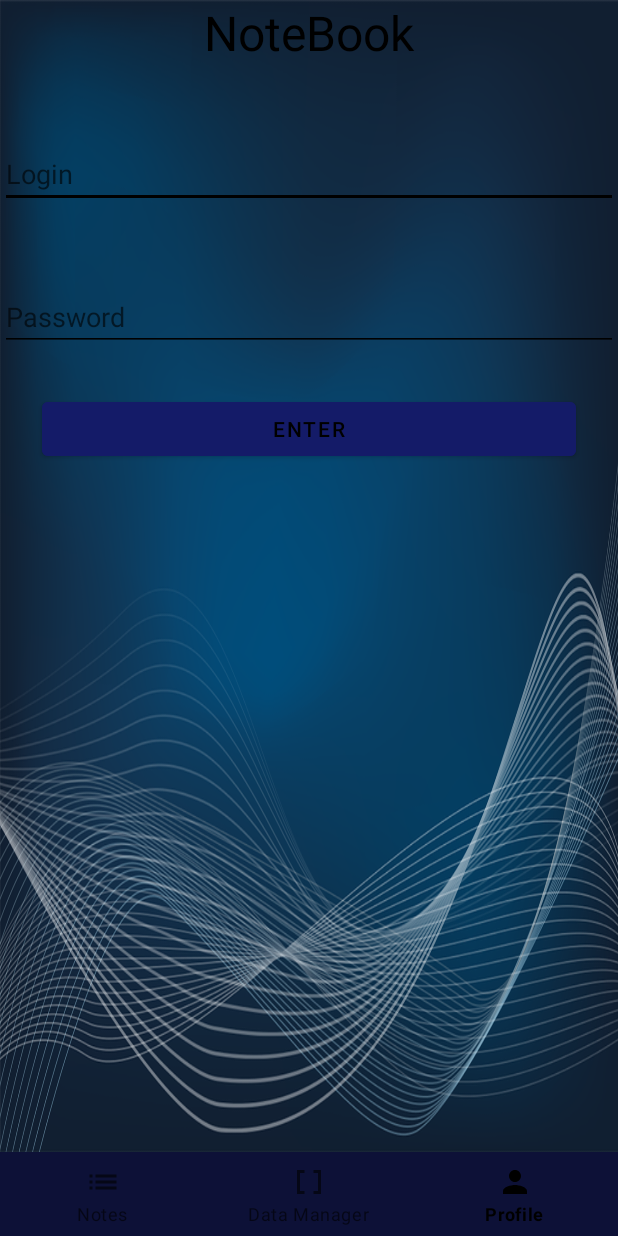
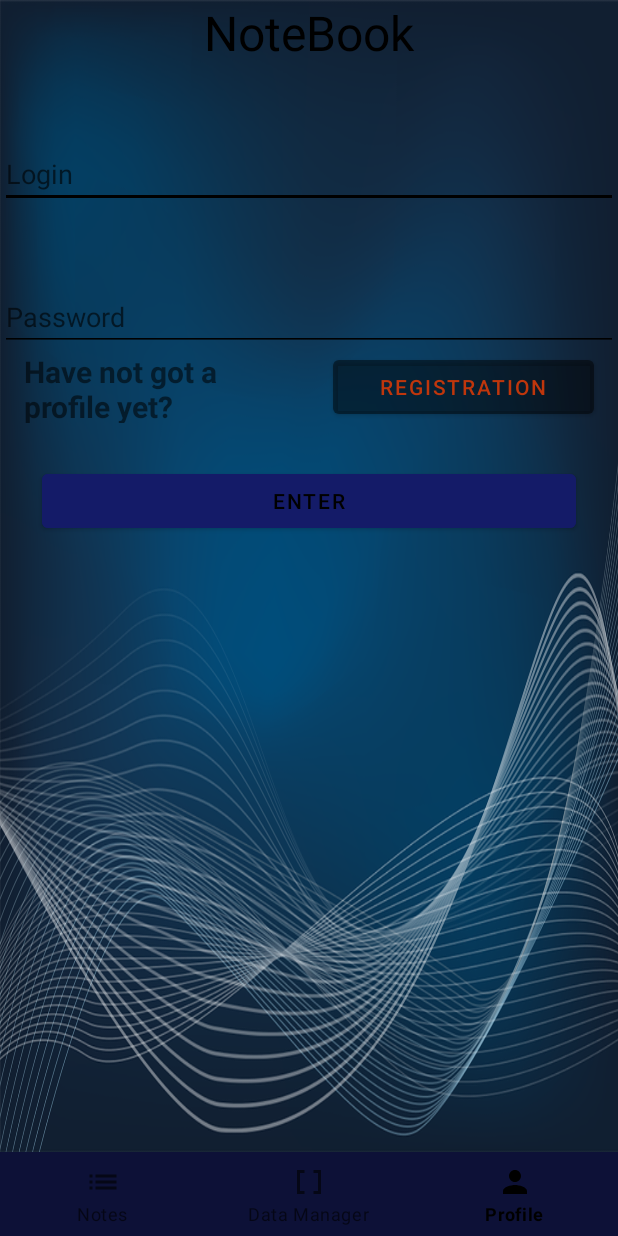
Before and after one commit to PavelB24/NotesK, an Android app: the screen it shows after launch (NotesActivity), on a phone screen of 412 x 824 dp. Run offline under Robolectric (Android 15) with nearby library versions, the phone set to English and light mode, and no system bars; our stand-ins replace Firebase (no records; nobody signed in at launch, a user with empty details on screens opened directly), Room's generated code.

Commit message:
Сохранение настроек и другие плюшки, что успел сделать

```diff
--- a/app/src/main/java/ru/barinov/notes/domain/Internet.kt
+++ b/app/src/main/java/ru/barinov/notes/domain/Internet.kt
@@ -1,5 +1,4 @@
 package ru.barinov.notes.domain
 
 class Internet {
-    val isLogged: Boolean = false
 }
--- a/app/src/main/java/ru/barinov/notes/domain/Router.kt
+++ b/app/src/main/java/ru/barinov/notes/domain/Router.kt
@@ -1,6 +1,7 @@
 package ru.barinov.notes.domain
 
 class Router {
+    var isLogged = false
     private var id: String? = null
 
     fun setId(id: String){
--- a/app/src/main/java/ru/barinov/notes/ui/Application.kt
+++ b/app/src/main/java/ru/barinov/notes/ui/Application.kt
@@ -2,6 +2,7 @@ package ru.barinov.notes.ui;
 import android.app.Application
 import android.content.Context
 import androidx.room.Room
+import com.google.firebase.firestore.FirebaseFirestore
 import ru.barinov.notes.domain.*
 import ru.barinov.notes.domain.Iterator
 
@@ -11,21 +12,18 @@ class Application : Application() {
     val router= Router()
     val cache= Iterator()
     val  internet = Internet()
-    lateinit var dataBase: DataBase
+    lateinit var localDataBase: DataBase
 
 
     override fun onCreate() {
-       dataBase = Room.databaseBuilder(
+        val fDataBase = FirebaseFirestore.getInstance()
+       localDataBase = Room.databaseBuilder(
             this,
             DataBase::class.java, "notes_database").allowMainThreadQueries().build()
         super.onCreate()
     }
 }
 
-val Context.application: ru.barinov.notes.ui.Application
-get() = applicationContext as ru.barinov.notes.ui.Application
-
-
 fun Context.application(): ru.barinov.notes.ui.Application{
     return applicationContext as ru.barinov.notes.ui.Application
 }
--- a/app/src/main/java/ru/barinov/notes/ui/notesActivity/NoteActivityPresenter.kt
+++ b/app/src/main/java/ru/barinov/notes/ui/notesActivity/NoteActivityPresenter.kt
@@ -1,14 +1,9 @@
 package ru.barinov.notes.ui.notesActivity
 
-import android.content.Context.MODE_PRIVATE
 import android.content.res.Configuration
-import android.util.Log
 import androidx.fragment.app.FragmentManager
 import com.google.android.material.bottomnavigation.BottomNavigationView
-import com.squareup.moshi.Moshi
-import com.squareup.moshi.kotlin.reflect.KotlinJsonAdapterFactory
 import ru.barinov.R
-import ru.barinov.notes.domain.NoteEntity
 import ru.barinov.notes.domain.NotesRepository
 import ru.barinov.notes.ui.Application
 import ru.barinov.notes.ui.dataManagerFragment.DataManagerFragment
@@ -18,9 +13,6 @@ import ru.barinov.notes.ui.noteViewFragment.NoteViewFragment
 import ru.barinov.notes.ui.profileFragment.ProfileFragment
 import java.io.File
 import java.io.IOException
-import java.io.ObjectInputStream
-import java.io.ObjectOutputStream
-import java.util.ArrayList
 
 class NoteActivityPresenter : NotesActivityContract.NoteActivityPresenterInterface {
     private var view: NotesActivity? = null
@@ -67,7 +59,7 @@ class NoteActivityPresenter : NotesActivityContract.NoteActivityPresenterInterfa
     }
 
     override fun toInitNotesInRepository() {
-        (view!!.application as Application).repository.addAll((view!!.application as Application).dataBase.noteDao().getAllNotes())
+        (view!!.application as Application).repository.addAll((view!!.application as Application).localDataBase.noteDao().getAllNotes())
 
 
         //Старый метод, шпаргалка по Moshi
@@ -104,7 +96,7 @@ class NoteActivityPresenter : NotesActivityContract.NoteActivityPresenterInterfa
     }
 
     private fun setStartFragment(bottomNavigationItemView: BottomNavigationView) {
-        if ((view?.application as Application).internet.isLogged) {
+        if ((view?.application as Application).router.isLogged) {
             bottomNavigationItemView.selectedItemId = R.id.notes_item_menu
         } else {
             bottomNavigationItemView.selectedItemId = R.id.profile_item_menu
--- a/app/src/main/java/ru/barinov/notes/ui/profileFragment/ProfileFragment.kt
+++ b/app/src/main/java/ru/barinov/notes/ui/profileFragment/ProfileFragment.kt
@@ -1,30 +1,48 @@
 package ru.barinov.notes.ui.profileFragment
 
+import android.content.res.Configuration
 import android.os.Bundle
 import android.view.LayoutInflater
 import android.view.View
 import android.view.ViewGroup
+import android.widget.Button
 import androidx.fragment.app.Fragment
 import ru.barinov.R
-import ru.barinov.databinding.ProfileLayoutBinding
+import ru.barinov.databinding.ProfileEnterLayoutBinding
+import ru.barinov.notes.ui.Application
+import ru.barinov.notes.ui.application
 import ru.barinov.notes.ui.notesActivity.NotesActivity
 import java.util.regex.Pattern
 
 
 class ProfileFragment: Fragment() {
-    private lateinit var binding: ProfileLayoutBinding
+    private lateinit var binding: ProfileEnterLayoutBinding
+    private lateinit var enterButton: Button
+    private lateinit var registrationButton: Button
 
     override fun onCreateView(
         inflater: LayoutInflater,
         container: ViewGroup?,
         savedInstanceState: Bundle?
     ): View {
-        binding = ProfileLayoutBinding.inflate(inflater, container, false)
+        binding = ProfileEnterLayoutBinding.inflate(inflater, container, false)
         return binding.root
     }
 
     override fun onViewCreated(view: View, savedInstanceState: Bundle?) {
         (requireActivity() as NotesActivity).bottomNavigationItemView.setBackgroundColor(resources.getColor(R.color.deep_blue_2))
+        enterButton = binding.profileLoginButton
+        registrationButton= binding.profileCreateNewProfileButton
+        registrationButton.setOnClickListener {startRegistrationFragment()}
         super.onViewCreated(view, savedInstanceState)
     }
-    }
+
+    private fun startRegistrationFragment(){
+        if (this.resources.configuration.orientation == Configuration.ORIENTATION_LANDSCAPE) {
+            parentFragmentManager.beginTransaction().add(R.id.horizontal_unit_container, RegistrationFragment())
+                .addToBackStack(RegistrationFragment::class.simpleName).commit()}
+        else{
+            parentFragmentManager.beginTransaction().add(R.id.container_for_fragment, RegistrationFragment())
+                .addToBackStack(RegistrationFragment::class.simpleName).commit()}
+        }
+        }
--- a/app/src/main/res/layout-land/main_layout.xml
+++ b/app/src/main/res/layout-land/main_layout.xml
@@ -1,16 +1,16 @@
 <?xml version="1.0" encoding="utf-8"?>
-<LinearLayout xmlns:android="http://schemas.android.com/apk/res/android"
+<androidx.constraintlayout.widget.ConstraintLayout xmlns:android="http://schemas.android.com/apk/res/android"
     xmlns:app="http://schemas.android.com/apk/res-auto"
     android:layout_width="match_parent"
     android:layout_height="match_parent"
     android:background="@color/card_view_grey"
-    android:orientation="vertical">
+    android:orientation="horizontal">
 
     <LinearLayout
         android:id="@+id/horizontal_unit_container"
+        app:layout_constraintTop_toTopOf="parent"
         android:layout_width="match_parent"
         android:layout_height="0dp"
-        android:layout_weight="1"
         android:orientation="horizontal"
         android:baselineAligned="false">
 
@@ -24,7 +24,6 @@
             android:id="@+id/container_for_fragment_land_2"
             android:layout_width="0dp"
             android:layout_height="match_parent"
-            android:layout_marginStart="8dp"
             android:layout_weight="1"
             android:background="@drawable/bokeh" />
     </LinearLayout>
@@ -38,4 +37,4 @@
         app:menu="@menu/bottom_navigation_menu" />
 
 
-</LinearLayout>
+</androidx.constraintlayout.widget.ConstraintLayout>
--- /dev/null
+++ b/app/src/main/res/layout/profile_enter_layout.xml
@@ -0,0 +1,76 @@
+<?xml version="1.0" encoding="utf-8"?>
+<androidx.constraintlayout.widget.ConstraintLayout xmlns:android="http://schemas.android.com/apk/res/android"
+    android:layout_width="match_parent"
+    android:layout_height="match_parent"
+    android:background="@drawable/profile_blue_abstract"
+    xmlns:app="http://schemas.android.com/apk/res-auto">
+
+    <TextView
+        android:textColor="@color/black"
+        android:id="@+id/profile_title_text_view"
+        app:layout_constraintTop_toTopOf="parent"
+        android:layout_width="match_parent"
+        android:layout_height="wrap_content"
+        android:text="@string/app_name"
+        android:textAlignment="center"
+        android:textSize="@dimen/title_text_size"/>
+    <EditText
+        android:id="@+id/profile_login_edittext"
+        android:hint="@string/profile_login_edittext_hint"
+        android:layout_marginTop="@dimen/edittext_margin_top"
+        app:layout_constraintTop_toBottomOf="@id/profile_title_text_view"
+        android:layout_width="match_parent"
+        android:layout_height="wrap_content"
+        android:backgroundTint="@color/black"
+        />
+    <EditText
+        android:id="@+id/profile_password_edittext"
+        android:hint="@string/profile_password_edittext_hint"
+        android:layout_marginTop="@dimen/edittext_margin_top"
+        app:layout_constraintTop_toBottomOf="@id/profile_login_edittext"
+        android:layout_width="match_parent"
+        android:layout_height="wrap_content"
+        android:backgroundTint="@color/black"
+        />
+
+    <LinearLayout
+        android:id="@+id/horizontal_container_profile_enter_layout"
+        app:layout_constraintTop_toBottomOf="@+id/profile_password_edittext"
+        android:layout_width="match_parent"
+        android:layout_height="wrap_content"
+        android:orientation="horizontal">
+
+        <TextView
+
+            android:layout_marginHorizontal="@dimen/fab_margin"
+            android:layout_width="0dp"
+            android:text="Have not got a profile yet?"
+            android:textStyle="bold"
+            android:textSize="20sp"
+            android:layout_weight="1"
+            android:layout_height="match_parent"/>
+        <com.google.android.material.button.MaterialButton
+            android:id="@+id/profile_create_new_profile_button"
+            android:text="Registration"
+            android:textColor="@color/checkbox_activated_color"
+            android:layout_marginHorizontal="@dimen/fab_margin"
+            android:layout_weight="1"
+            android:focusable="false"
+            android:layout_width="0dp"
+            android:backgroundTint="#45000000"
+            android:layout_height="wrap_content"/>
+
+    </LinearLayout>
+    <com.google.android.material.button.MaterialButton
+        app:layout_constraintTop_toBottomOf="@id/horizontal_container_profile_enter_layout"
+        android:id="@+id/profile_login_button"
+        android:layout_width="match_parent"
+        android:layout_height="wrap_content"
+        android:layout_margin="28dp"
+        android:text="@string/profile_button_text"
+        android:textColor="@color/black"
+        android:backgroundTint="@color/deep_blue"
+        />
+
+
+</androidx.constraintlayout.widget.ConstraintLayout>
--- a/app/src/main/res/layout/profile_layout.xml
+++ b/app/src/main/res/layout/profile_singed_layout.xml
@@ -11,23 +11,16 @@
         app:layout_constraintTop_toTopOf="parent"
         android:layout_width="match_parent"
         android:layout_height="wrap_content"
-        android:text="@string/app_name"
+        android:text="Welcome"
         android:textAlignment="center"
         android:textSize="@dimen/title_text_size"/>
-    <EditText
-        android:id="@+id/profile_login_edittext"
-        android:hint="@string/profile_login_edittext_hint"
+
+    <TextView
+        android:id="@+id/profile_password_edittext"
+        android:text="Username"
+        android:hint="@string/profile_password_edittext_hint"
         android:layout_marginTop="@dimen/edittext_margin_top"
         app:layout_constraintTop_toBottomOf="@id/profile_title_text_view"
-        android:layout_width="match_parent"
-        android:layout_height="wrap_content"
-        android:backgroundTint="@color/black"
-        />
-    <EditText
-        android:id="@+id/profile_password_edittext"
-        android:hint="@string/profile_password_edittext_hint"
-        android:layout_marginTop="@dimen/edittext_margin_top"
-        app:layout_constraintTop_toBottomOf="@id/profile_login_edittext"
         android:layout_width="match_parent"
         android:layout_height="wrap_content"
         android:backgroundTint="@color/black"
@@ -38,7 +31,7 @@
         android:layout_width="match_parent"
         android:layout_height="wrap_content"
         android:layout_margin="28dp"
-        android:text="@string/profile_button_text"
+        android:text="Sing Out"
         android:textColor="@color/black"
         android:backgroundTint="@color/deep_blue"
         />
--- a/app/src/main/res/values/strings.xml
+++ b/app/src/main/res/values/strings.xml
@@ -42,4 +42,5 @@
     <string name="profile_login_edittext_hint">Login</string>
     <string name="profile_password_edittext_hint">Password</string>
     <string name="profile_button_text">Enter</string>
+    <string name="registration_title">Create a new account</string>
 </resources>
--- a/build.gradle
+++ b/build.gradle
@@ -5,6 +5,7 @@ buildscript {
         mavenCentral()
     }
     dependencies {
+        classpath 'com.google.gms:google-services:4.3.10'
         classpath "com.android.tools.build:gradle:7.0.3"
         classpath "org.jetbrains.kotlin:kotlin-gradle-plugin:1.5.31"
 
```
Also changed, not shown: app/build.gradle (+6 -1 lines), app/src/main/java/ru/barinov/notes/ui/dataManagerFragment/DataManagerFragment.kt (+8 -1 lines), app/src/main/java/ru/barinov/notes/ui/dataManagerFragment/DataManagerFragmentPresenter.kt (+13 -3 lines), app/src/main/java/ru/barinov/notes/ui/noteListFragment/NoteListFragmentPresenter.kt (+4 -4 lines), app/src/main/java/ru/barinov/notes/ui/profileFragment/RegistrationFragment.kt (added, +33 -0 lines), app/src/main/java/ru/barinov/notes/ui/profileFragment/SignedFragment.kt (added, +30 -0 lines), app/src/main/res/layout/profile_registration_layout.xml (added, +47 -0 lines), 1 other file.
